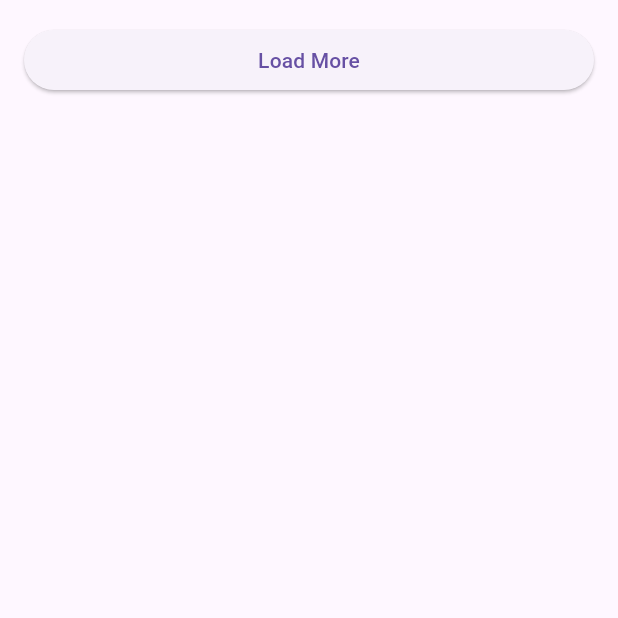
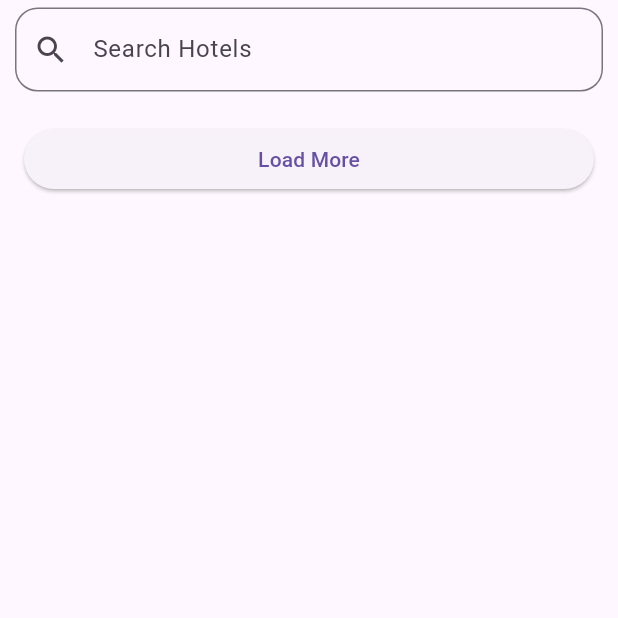
Before and after one commit to Deependrakashya/mytravaly_assigment, a Flutter app: the HomeScreen screen opened directly, on a phone screen of 412 x 824 dp, the top half of it. Run offline on Flutter 3.47's test engine with Material 3 defaults, Android fonts, the phone set to English and light mode, and no system bars; drawn by our look-alikes of flutter_typeahead; our stand-ins replace dio, firebase_auth, firebase_core, google_sign_in, lottie, shared_preferences; accounts and stored records are empty; network calls fail.

Commit message:
search feature and auto suggestions added

```diff
--- a/lib/main.dart
+++ b/lib/main.dart
@@ -6,6 +6,7 @@ import 'package:mytravaly/view/screens/auth_screen.dart';
 import 'package:mytravaly/view/screens/home_screen.dart';
 import 'package:mytravaly/view_model/provider/auth_screen_provider.dart';
 import 'package:mytravaly/view_model/provider/home_screen_provider.dart';
+import 'package:mytravaly/view_model/provider/search_provider.dart';
 import 'package:provider/provider.dart';
 import 'package:shared_preferences/shared_preferences.dart';
 
@@ -23,6 +24,7 @@ void main() async {
         ChangeNotifierProvider<HomeScreenProvider>(
           create: (_) => HomeScreenProvider(),
         ),
+        ChangeNotifierProvider<SearchProvider>(create: (_) => SearchProvider()),
       ],
       child: MaterialApp(
         title: 'Mytravaly Demo',
--- a/lib/view/screens/home_screen.dart
+++ b/lib/view/screens/home_screen.dart
@@ -1,6 +1,8 @@
 import 'package:flutter/material.dart';
 import 'package:mytravaly/view/widgets/hotel_card.dart';
+import 'package:mytravaly/view/widgets/search_field.dart';
 import 'package:mytravaly/view_model/provider/home_screen_provider.dart';
+import 'package:mytravaly/view_model/provider/search_provider.dart';
 import 'package:provider/provider.dart';
 
 class HomeScreen extends StatefulWidget {
@@ -40,11 +42,12 @@ class _HomeScreenState extends State<HomeScreen> {
   @override
   Widget build(BuildContext context) {
     final provider = context.watch<HomeScreenProvider>();
-
+    final sprovider = context.watch<SearchProvider>();
     return Scaffold(
       body: SafeArea(
         child: Column(
           children: [
+            SearchField(),
             Expanded(
               child: ListView.builder(
                 controller: _scrollController,
--- a/lib/view/widgets/hotel_card.dart
+++ b/lib/view/widgets/hotel_card.dart
@@ -43,7 +43,7 @@ class HotelCard extends StatelessWidget {
                 width: double.infinity,
                 child: Image.network(
                   imageUrl,
-                  fit: BoxFit.fitWidth,
+                  fit: BoxFit.cover,
                   errorBuilder: (_, __, ___) => const Center(
                     child: Icon(Icons.broken_image, color: Colors.white),
                   ),
--- /dev/null
+++ b/lib/view/widgets/search_field.dart
@@ -0,0 +1,82 @@
+import 'dart:developer';
+import 'package:flutter/material.dart';
+import 'package:flutter_typeahead/flutter_typeahead.dart';
+import 'package:mytravaly/data/models/search_auto_suggestion_model.dart';
+import 'package:provider/provider.dart';
+import 'package:mytravaly/view_model/provider/search_provider.dart';
+
+class SearchField extends StatelessWidget {
+  const SearchField({super.key});
+
+  @override
+  Widget build(BuildContext context) {
+    final provider = context.watch<SearchProvider>();
+
+    return Padding(
+      padding: const EdgeInsets.symmetric(horizontal: 10, vertical: 5),
+      child: TypeAheadField<ByPropertyNameListOfResult>(
+        suggestionsCallback: (pattern) async {
+          if (pattern.length < 3) return [];
+          return await provider.fetchSuggestions(pattern);
+        },
+        builder: (context, controller, focusNode) {
+          provider.searchController.addListener(() {
+            controller.text = provider.searchController.text;
+          });
+
+          return TextField(
+            controller: provider.searchController,
+            focusNode: focusNode,
+            decoration: InputDecoration(
+              prefixIcon: const Icon(Icons.search),
+              hintText: "Search Hotels Near You",
+              labelText: "Search Hotels",
+              suffixIcon: provider.isLoading
+                  ? const Padding(
+                      padding: EdgeInsets.all(12.0),
+                      child: SizedBox(
+                        width: 20,
+                        height: 20,
+                        child: CircularProgressIndicator(strokeWidth: 2),
+                      ),
+                    )
+                  : null,
+              border: OutlineInputBorder(
+                borderRadius: BorderRadius.circular(15),
+                borderSide: const BorderSide(width: .8, color: Colors.black),
+              ),
+            ),
+          );
+        },
+        itemBuilder: (context, suggestion) {
+          return ListTile(
+            title: Text(suggestion.propertyName ?? 'Unknown Hotel'),
+            subtitle: Text(
+              "${suggestion.address?.city ?? ''}, ${suggestion.address?.state ?? ''}",
+            ),
+            onTap: () {
+              provider.updateSearchText(
+                suggestion.propertyName ?? '',
+                suggestion.searchArray!.query[0],
+              );
+            },
+          );
+        },
+        onSelected: (suggestion) {
+          // provider.updateSearchText(suggestion.propertyName ?? '',suggestion.searchArray!.query[0] );
+
+          provider.clearSuggestions();
+        },
+        loadingBuilder: (context) => const Padding(
+          padding: EdgeInsets.all(10.0),
+          child: Center(child: CircularProgressIndicator(strokeWidth: 2)),
+        ),
+        decorationBuilder: (context, child) => Material(
+          elevation: 4,
+          borderRadius: BorderRadius.circular(10),
+          child: child,
+        ),
+      ),
+    );
+  }
+}
--- a/pubspec.yaml
+++ b/pubspec.yaml
@@ -42,6 +42,7 @@ dependencies:
   lottie: ^3.3.2
   firebase_auth: ^6.1.1
   shared_preferences: ^2.5.3
+  flutter_typeahead: ^5.2.0
 
 dev_dependencies:
   flutter_test:
```
Also changed, not shown: lib/data/repositories/remote/search_repo.dart (+6 -3 lines), lib/view_model/provider/search_provider.dart (added, +46 -0 lines), pubspec.lock, 1 other file.
